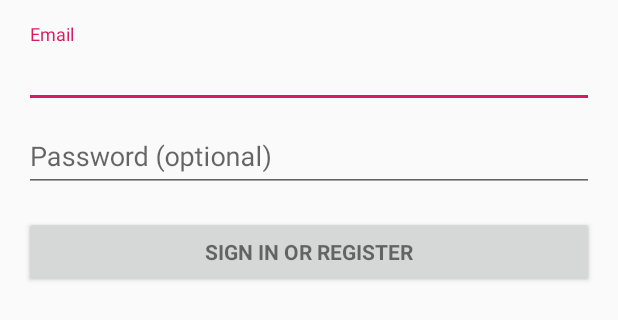
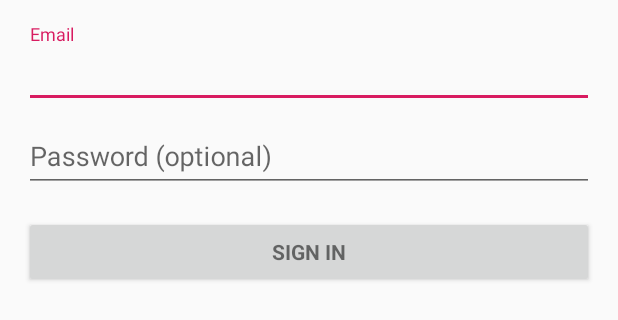
Before and after one commit to mseckykoebel/NUDeal, an Android app: the layout activity_login.xml on its own in the app's theme, with its tools: preview values and no code run, on a phone screen of 412 x 824 dp. Shown: the top 320 px of the screen. Run offline under Robolectric (Android 15) with nearby library versions, the phone set to English and light mode, and no system bars.

Commit message:
Installed and applied some updates, began the login, FireB, researched how to do the interface (more to do here).

```diff
--- a/app/src/main/java/com/example/jameswilliams/nu_deal/MainActivity.java
+++ b/app/src/main/java/com/example/jameswilliams/nu_deal/MainActivity.java
@@ -31,7 +31,11 @@ public class MainActivity extends AppCompatActivity {
 
     public void sendCommand(View view)
     {
+        // R means resources, and we reference the command window
+        // Convert to an edit text with (EditText), as the type, EditText
         EditText editText = (EditText) findViewById(R.id.command_window);
+
+        // get the text within editText, and converts it to a string
         response = editText.getText().toString();
     }
 
@@ -45,6 +49,7 @@ public class MainActivity extends AppCompatActivity {
         return ret;
     }
 
+    // Function that prints the terminal contents onto the screen
     public static void redrawTerminal()
     {
         //make all of the lines into one massive string
--- a/app/src/main/res/layout/activity_login.xml
+++ b/app/src/main/res/layout/activity_login.xml
@@ -71,7 +71,8 @@
                 android:layout_height="wrap_content"
                 android:layout_marginTop="16dp"
                 android:text="@string/action_sign_in"
-                android:textStyle="bold" />
+                android:textStyle="bold"
+                tools:text="Sign In" />
 
         </LinearLayout>
     </ScrollView>
--- a/build.gradle
+++ b/build.gradle
@@ -7,7 +7,7 @@ buildscript {
         jcenter()
     }
     dependencies {
-        classpath 'com.android.tools.build:gradle:3.2.1'
+        classpath 'com.android.tools.build:gradle:3.3.0'
 
 
         // NOTE: Do not place your application dependencies here; they belong
```
Also changed, not shown: app/src/main/java/com/example/jameswilliams/nu_deal/nu_deal_game/GameUserInterface.java (+8 -0 lines), gradle/wrapper/gradle-wrapper.properties.
